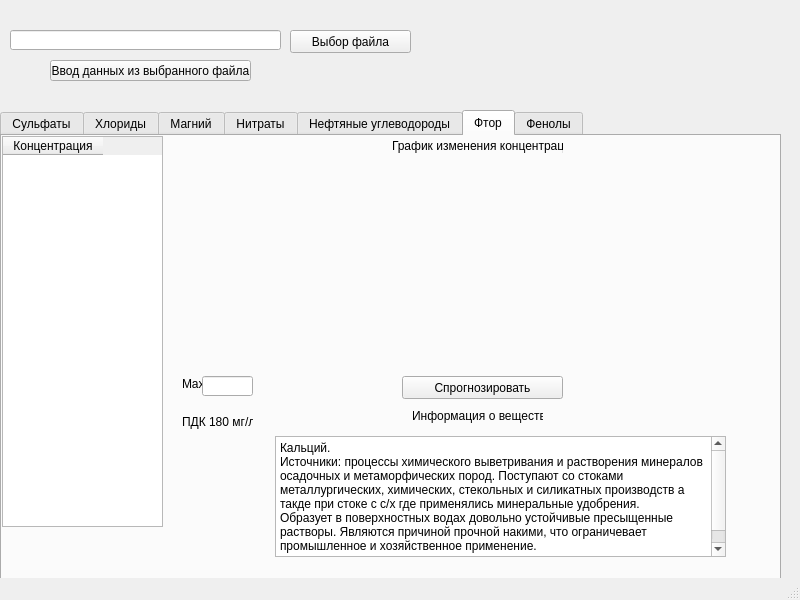
teniginalbert/poisonous, file mainwindow.ui: the form before one commit.
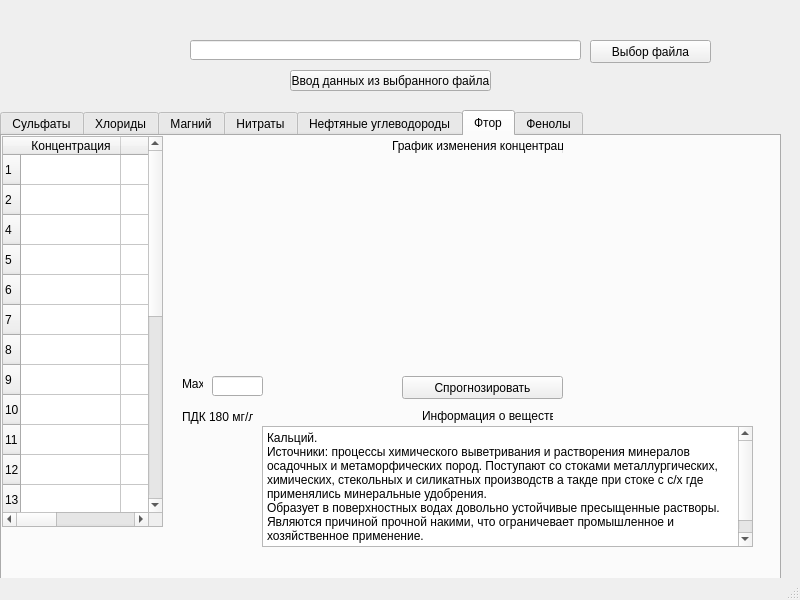
The form after the commit. The open tabs and pages were chosen to show the change. Custom widgets are drawn as their Qt base class.

```diff
--- a/mainwindow.ui
+++ b/mainwindow.ui
@@ -17,8 +17,8 @@
    <widget class="QPushButton" name="button_1">
     <property name="geometry">
      <rect>
-      <x>50</x>
-      <y>60</y>
+      <x>290</x>
+      <y>70</y>
       <width>201</width>
       <height>21</height>
      </rect>
@@ -1002,11 +1002,136 @@
         <height>391</height>
        </rect>
       </property>
+      <row>
+       <property name="text">
+        <string>1</string>
+       </property>
+      </row>
+      <row>
+       <property name="text">
+        <string>2</string>
+       </property>
+      </row>
+      <row>
+       <property name="text">
+        <string>4</string>
+       </property>
+      </row>
+      <row>
+       <property name="text">
+        <string>5</string>
+       </property>
+      </row>
+      <row>
+       <property name="text">
+        <string>6</string>
+       </property>
+      </row>
+      <row>
+       <property name="text">
+        <string>7</string>
+       </property>
+      </row>
+      <row>
+       <property name="text">
+        <string>8</string>
+       </property>
+      </row>
+      <row>
+       <property name="text">
+        <string>9</string>
+       </property>
+      </row>
+      <row>
+       <property name="text">
+        <string>10</string>
+       </property>
+      </row>
+      <row>
+       <property name="text">
+        <string>11</string>
+       </property>
+      </row>
+      <row>
+       <property name="text">
+        <string>12</string>
+       </property>
+      </row>
+      <row>
+       <property name="text">
+        <string>13</string>
+       </property>
+      </row>
+      <row>
+       <property name="text">
+        <string>14</string>
+       </property>
+      </row>
+      <row>
+       <property name="text">
+        <string>15</string>
+       </property>
+      </row>
+      <row>
+       <property name="text">
+        <string>16</string>
+       </property>
+      </row>
+      <row>
+       <property name="text">
+        <string>17</string>
+       </property>
+      </row>
+      <row>
+       <property name="text">
+        <string>18</string>
+       </property>
+      </row>
+      <row>
+       <property name="text">
+        <string>19</string>
+       </property>
+      </row>
+      <row>
+       <property name="text">
+        <string>20</string>
+       </property>
+      </row>
+      <row>
+       <property name="text">
+        <string>21</string>
+       </property>
+      </row>
+      <row>
+       <property name="text">
+        <string>22</string>
+       </property>
+      </row>
+      <row>
+       <property name="text">
+        <string>23</string>
+       </property>
+      </row>
+      <row>
+       <property name="text">
+        <string>24</string>
+       </property>
+      </row>
       <column>
        <property name="text">
         <string>Концентрация</string>
        </property>
       </column>
+      <column>
+       <property name="text">
+        <string>Месяц</string>
+       </property>
+      </column>
+      <column>
+       <property name="text">
+        <string>Год</string>
+       </property>
+      </column>
      </widget>
      <widget class="QLabel" name="label_16">
       <property name="geometry">
@@ -1046,7 +1171,7 @@
      <widget class="QLabel" name="label_18">
       <property name="geometry">
        <rect>
-        <x>410</x>
+        <x>420</x>
         <y>270</y>
         <width>131</width>
         <height>20</height>
@@ -1061,7 +1186,7 @@
        <rect>
         <x>170</x>
         <y>20</y>
-        <width>581</width>
+        <width>591</width>
         <height>211</height>
        </rect>
       </property>
@@ -1072,7 +1197,7 @@
         <x>180</x>
         <y>260</y>
         <width>71</width>
-        <height>51</height>
+        <height>41</height>
        </rect>
       </property>
       <property name="text">
@@ -1095,7 +1220,7 @@
      <widget class="QLineEdit" name="lineEdit_9">
       <property name="geometry">
        <rect>
-        <x>200</x>
+        <x>210</x>
         <y>240</y>
         <width>51</width>
         <height>20</height>
@@ -1105,9 +1230,9 @@
      <widget class="QPlainTextEdit" name="plainTextEdit_7">
       <property name="geometry">
        <rect>
-        <x>273</x>
-        <y>300</y>
-        <width>451</width>
+        <x>260</x>
+        <y>290</y>
+        <width>491</width>
         <height>121</height>
        </rect>
       </property>
@@ -1311,8 +1436,8 @@
    <widget class="QPushButton" name="pushButton_2">
     <property name="geometry">
      <rect>
-      <x>290</x>
-      <y>30</y>
+      <x>590</x>
+      <y>40</y>
       <width>121</width>
       <height>23</height>
      </rect>
@@ -1324,9 +1449,9 @@
    <widget class="QLineEdit" name="lineEdit">
     <property name="geometry">
      <rect>
-      <x>10</x>
-      <y>30</y>
-      <width>271</width>
+      <x>190</x>
+      <y>40</y>
+      <width>391</width>
       <height>20</height>
      </rect>
     </property>
```
Left out of the diff: 634 changed lines with no effect on the pictures.
